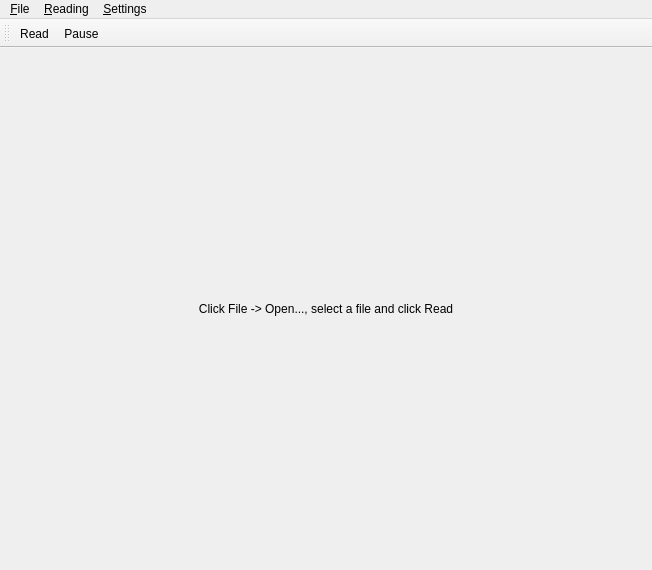
First picture: the form in app/src/cmainwindow.ui, repository VioletGiraffe/FasterThanSight, before the edit.
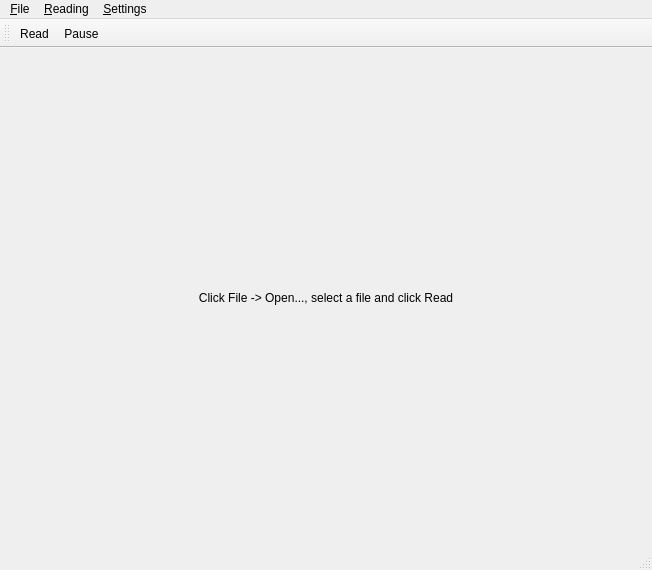
Second picture: the form after the edit.

```diff
--- a/app/src/cmainwindow.ui
+++ b/app/src/cmainwindow.ui
@@ -88,6 +88,7 @@
    <addaction name="action_Read"/>
    <addaction name="action_Pause"/>
   </widget>
+  <widget class="QStatusBar" name="statusBar"/>
   <action name="actionOpen">
    <property name="text">
     <string>&amp;Open...</string>
```
